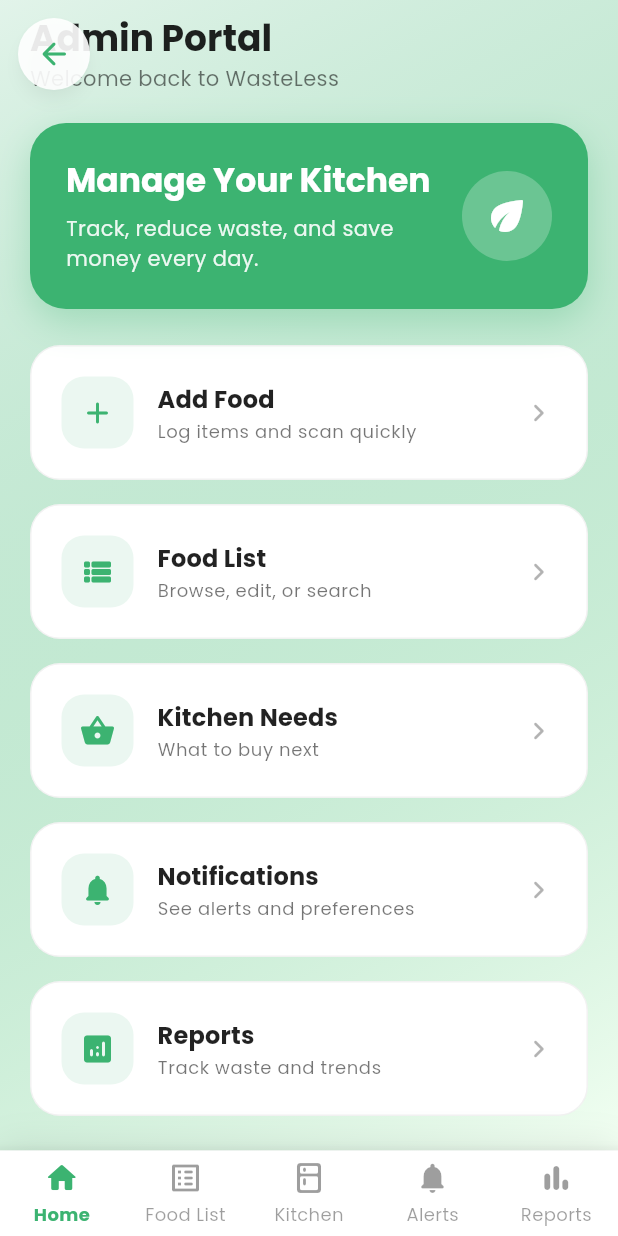
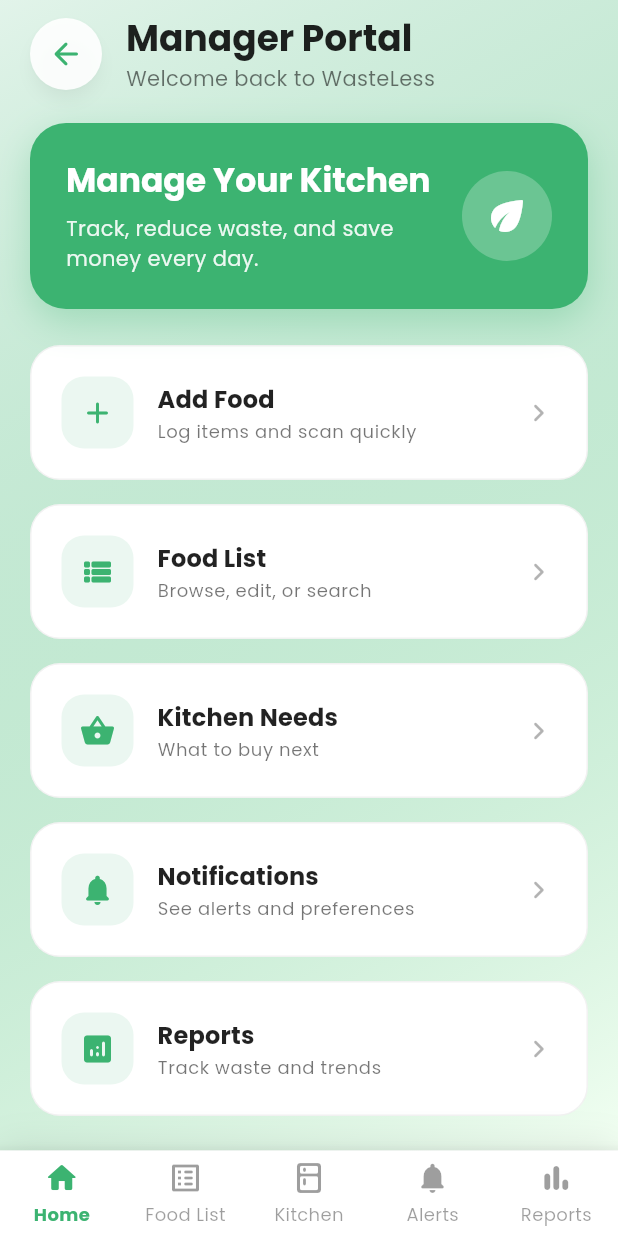
Before and after one commit to InushiAnjala/wasteless_app, a Flutter app: the AdminHomeScreen screen opened directly, after a tap on "Store Manager Portal", on a phone screen of 412 x 824 dp. Run offline on Flutter 3.47's test engine with Material 3 defaults, Android fonts, the phone set to English and light mode, and no system bars; our stand-ins replace cloud_firestore, firebase_auth, firebase_core, fl_chart, google_fonts, google_generative_ai and 4 more; missing offline and left inert: google_mlkit_barcode_scanning, google_mlkit_text_recognition; accounts and stored records are empty.

Commit message:
feat: implement core chef and admin dashboard screens with navigation and inventory management features

```diff
--- a/lib/screens/admin/admin_home_screen.dart
+++ b/lib/screens/admin/admin_home_screen.dart
@@ -223,8 +223,15 @@ class AdminHomeScreen extends StatelessWidget {
 
 /// Keeps manager portal navigation on a separate route so the system back
 /// button returns to the admin hub instead of exiting the app.
-class _AdminManagerPortal extends StatelessWidget {
+class _AdminManagerPortal extends StatefulWidget {
   const _AdminManagerPortal();
+
+  @override
+  State<_AdminManagerPortal> createState() => _AdminManagerPortalState();
+}
+
+class _AdminManagerPortalState extends State<_AdminManagerPortal> {
+  int _currentTabIndex = 0;
 
   @override
   Widget build(BuildContext context) {
@@ -233,25 +240,24 @@ class _AdminManagerPortal extends StatelessWidget {
         Navigator.pop(context);
         return false;
       },
-      child: Stack(
-        children: [
-          const MainScreen(adminMode: true),
-          Positioned(
-            top: 12,
-            left: 12,
-            child: SafeArea(
-              child: WasteLessBackButton(onPressed: () => Navigator.pop(context)),
-            ),
-          ),
-        ],
+      child: MainScreen(
+        adminMode: true,
+        onTabChanged: (index) => setState(() => _currentTabIndex = index),
       ),
     );
   }
 }
 
 /// Chef portal wrapper for the same back behavior.
-class _AdminChefPortal extends StatelessWidget {
+class _AdminChefPortal extends StatefulWidget {
   const _AdminChefPortal();
+
+  @override
+  State<_AdminChefPortal> createState() => _AdminChefPortalState();
+}
+
+class _AdminChefPortalState extends State<_AdminChefPortal> {
+  int _currentTabIndex = 0;
 
   @override
   Widget build(BuildContext context) {
@@ -260,17 +266,9 @@ class _AdminChefPortal extends StatelessWidget {
         Navigator.pop(context);
         return false;
       },
-      child: Stack(
-        children: [
-          const ChefMainScreen(adminMode: true),
-          Positioned(
-            top: 12,
-            left: 12,
-            child: SafeArea(
-              child: WasteLessBackButton(onPressed: () => Navigator.pop(context)),
-            ),
-          ),
-        ],
+      child: ChefMainScreen(
+        adminMode: true,
+        onTabChanged: (index) => setState(() => _currentTabIndex = index),
       ),
     );
   }
--- a/lib/screens/chef/ai_food_recipes_screen.dart
+++ b/lib/screens/chef/ai_food_recipes_screen.dart
@@ -131,11 +131,6 @@ class _AIFoodRecipesScreenState extends State<AIFoodRecipesScreen> {
                 ),
                 child: Row(
                   children: [
-                    if (widget.adminMode)
-                      Padding(
-                        padding: const EdgeInsets.only(right: 8.0),
-                        child: WasteLessBackButton(onPressed: () => Navigator.pop(context)),
-                      ),
                     Container(
                       padding: const EdgeInsets.all(10),
                       decoration: BoxDecoration(
--- a/lib/screens/chef/chef_food_screen.dart
+++ b/lib/screens/chef/chef_food_screen.dart
@@ -50,6 +50,7 @@ class _ChefFoodScreenState extends State<ChefFoodScreen> {
             ),
           ),
         ),
+      ),
     );
   }
 
@@ -69,11 +70,6 @@ class _ChefFoodScreenState extends State<ChefFoodScreen> {
       ),
       child: Row(
         children: [
-          if (widget.adminMode)
-            Padding(
-              padding: const EdgeInsets.only(right: 8.0),
-              child: WasteLessBackButton(onPressed: () => Navigator.pop(context)),
-            ),
           const Icon(Icons.kitchen, color: Color(0xFF1E9E5A), size: 26),
           const SizedBox(width: 12),
           Expanded(
--- a/lib/screens/chef/chef_main_screen.dart
+++ b/lib/screens/chef/chef_main_screen.dart
@@ -6,10 +6,11 @@ import 'ai_food_recipes_screen.dart';
 import '../home/notifications_screen.dart';
 
 class ChefMainScreen extends StatefulWidget {
-  const ChefMainScreen({super.key, this.initialIndex = 0, this.adminMode = false});
+  const ChefMainScreen({super.key, this.initialIndex = 0, this.adminMode = false, this.onTabChanged});
 
   final int initialIndex;
   final bool adminMode;
+  final ValueChanged<int>? onTabChanged;
 
   @override
   State<ChefMainScreen> createState() => _ChefMainScreenState();
@@ -35,6 +36,9 @@ class _ChefMainScreenState extends State<ChefMainScreen> {
   void _onTabSelected(int index) {
     if (index == _currentIndex) return;
     setState(() => _currentIndex = index);
+    if (widget.onTabChanged != null) {
+      widget.onTabChanged!(index);
+    }
   }
 
   @override
--- a/lib/screens/home/add_food_screen.dart
+++ b/lib/screens/home/add_food_screen.dart
@@ -419,11 +419,6 @@ class _AddFoodScreenState extends State<AddFoodScreen> {
                         ),
                         child: Row(
                           children: [
-                            if (widget.adminMode)
-                              Padding(
-                                padding: const EdgeInsets.only(right: 8.0),
-                                child: WasteLessBackButton(onPressed: () => Navigator.pop(context)),
-                              ),
                             Container(
                               padding: const EdgeInsets.all(10),
                               decoration: BoxDecoration(
--- a/lib/screens/home/home_screen.dart
+++ b/lib/screens/home/home_screen.dart
@@ -79,14 +79,19 @@ class HomeScreen extends StatelessWidget {
                 padding: const EdgeInsets.fromLTRB(20, 10, 20, 20),
                 sliver: SliverToBoxAdapter(
                   child: Row(
-                    mainAxisAlignment: MainAxisAlignment.spaceBetween,
                     children: [
-                      Column(
+                      if (adminMode)
+                        Padding(
+                          padding: const EdgeInsets.only(right: 16.0),
+                          child: WasteLessBackButton(onPressed: () => Navigator.pop(context)),
+                        ),
+                      Expanded(
+                        child: Column(
                           mainAxisAlignment: MainAxisAlignment.center,
                           crossAxisAlignment: CrossAxisAlignment.start,
                           children: [
                             Text(
-                            adminMode ? 'Admin Portal' : 'Store Manager',
+                              adminMode ? 'Manager Portal' : 'Store Manager',
                               style: theme.textTheme.headlineSmall?.copyWith(
                                 fontWeight: FontWeight.bold,
                                 color: AppColors.darkText,
@@ -99,6 +104,7 @@ class HomeScreen extends StatelessWidget {
                               ),
                             ),
                           ],
+                        ),
                       ),
                       if (!adminMode)
                         Container(
--- a/lib/screens/home/main_screen.dart
+++ b/lib/screens/home/main_screen.dart
@@ -6,10 +6,11 @@ import 'reports_screen.dart';
 import 'notifications_screen.dart';
 
 class MainScreen extends StatefulWidget {
-  const MainScreen({super.key, this.initialIndex = 0, this.adminMode = false});
+  const MainScreen({super.key, this.initialIndex = 0, this.adminMode = false, this.onTabChanged});
 
   final int initialIndex;
   final bool adminMode;
+  final ValueChanged<int>? onTabChanged;
 
   @override
   State<MainScreen> createState() => _MainScreenState();
@@ -36,6 +37,9 @@ class _MainScreenState extends State<MainScreen> {
   void _onTabSelected(int index) {
     if (index == _currentIndex) return;
     setState(() => _currentIndex = index);
+    if (widget.onTabChanged != null) {
+      widget.onTabChanged!(index);
+    }
   }
   @override
   Widget build(BuildContext context) {
```
Also changed, not shown: lib/screens/chef/chef_home_screen.dart (+12 -5 lines), lib/screens/chef/not_in_stock_screen.dart (+5 -30 lines). Lines whose indentation alone changed are shown as unchanged.
